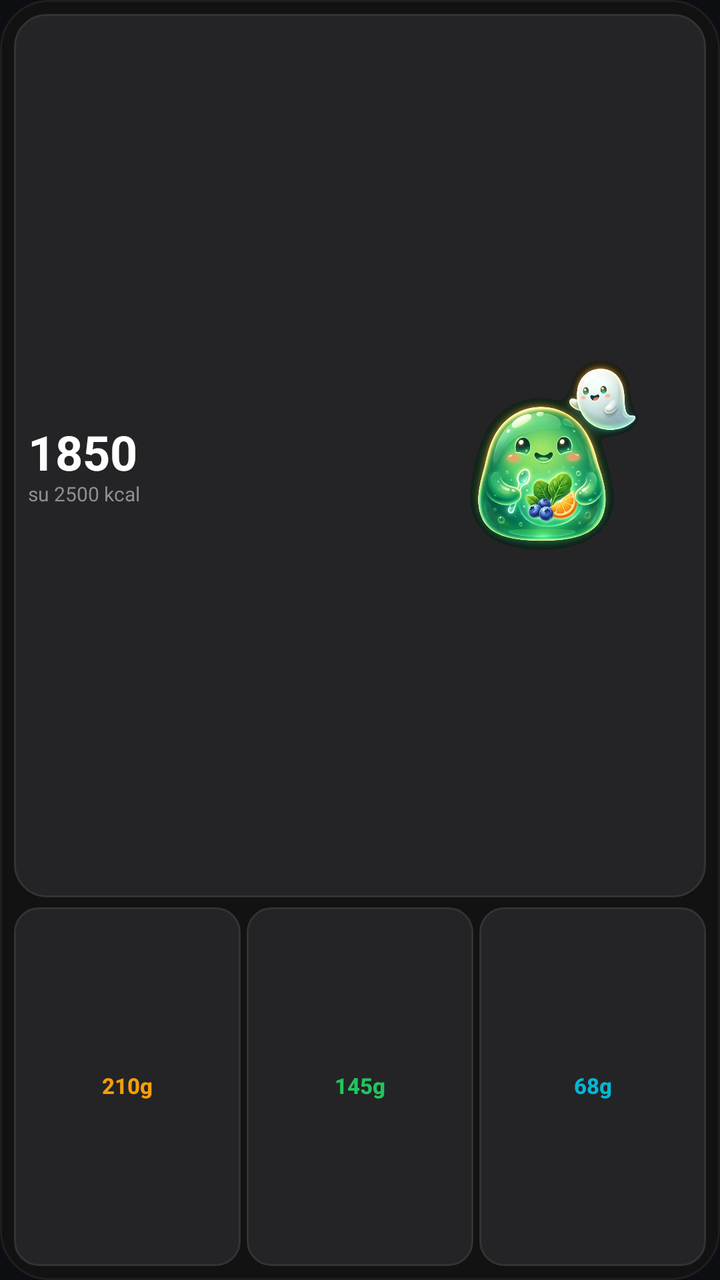
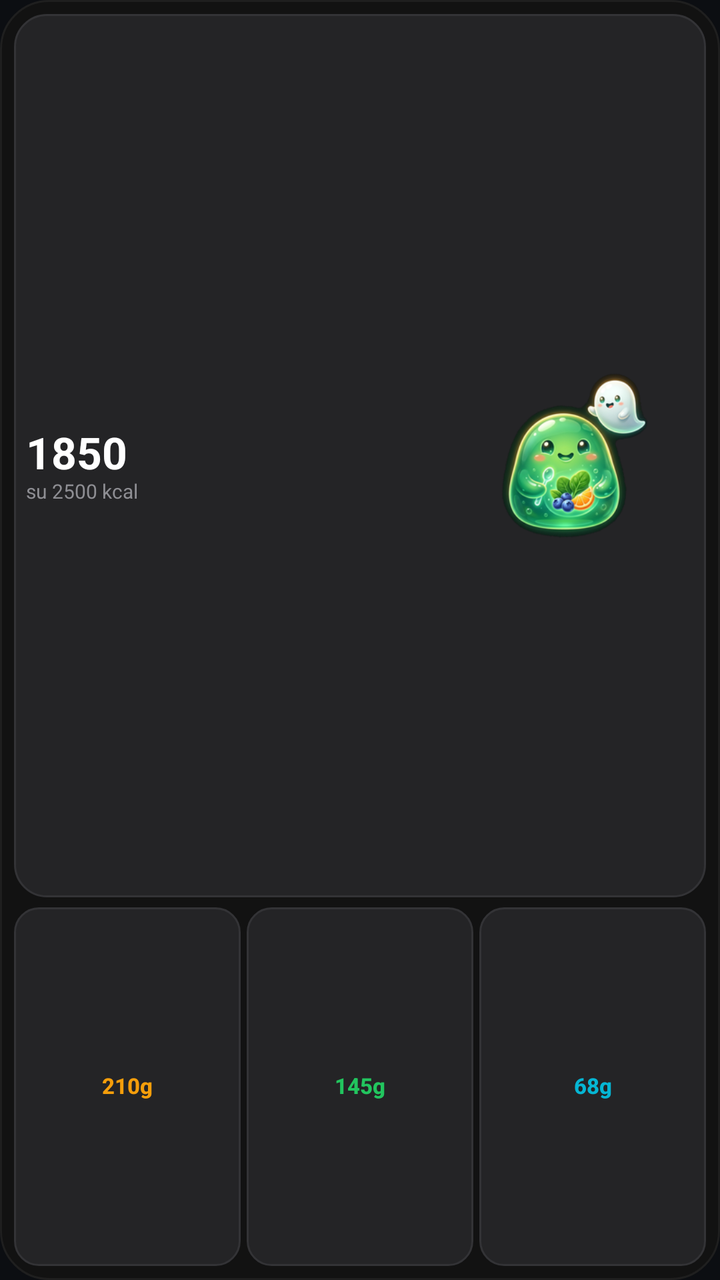

The first picture is an Android layout as it rendered before a commit; the second is the same layout after the commit. The layout source and the unified diff follow.
<!-- AndroidManifest.xml: application theme Theme.MyApplication -->
<!-- res/layout/widget_pet_status.xml -->
<?xml version="1.0" encoding="utf-8"?>
<LinearLayout xmlns:android="http://schemas.android.com/apk/res/android"
    android:id="@+id/widget_pet_container"
    android:layout_width="match_parent"
    android:layout_height="match_parent"
    android:background="@drawable/widget_surface_bg"
    android:gravity="center"
    android:orientation="vertical"
    android:padding="7dp">

    
    <LinearLayout
        android:layout_width="match_parent"
        android:layout_height="0dp"
        android:layout_weight="1.85"
        android:background="@drawable/widget_mascot_halo_bg"
        android:gravity="center_vertical"
        android:orientation="horizontal"
        android:paddingHorizontal="7dp"
        android:paddingVertical="3dp">

        <LinearLayout
            android:layout_width="0dp"
            android:layout_height="match_parent"
            android:layout_weight="0.58"
            android:gravity="center_vertical"
            android:orientation="vertical">

            <TextView
                android:id="@+id/pet_status_text"
                android:layout_width="wrap_content"
                android:layout_height="wrap_content"
                android:fontFamily="sans-serif-medium"
                android:includeFontPadding="false"
                android:singleLine="true"
                android:text=""
                android:textAllCaps="true"
                android:textColor="#FF453A"
                android:textSize="9sp"
                android:textStyle="bold" />

            <TextView
                android:id="@+id/pet_hp_text"
                android:layout_width="wrap_content"
                android:layout_height="wrap_content"
                android:fontFamily="sans-serif"
                android:includeFontPadding="false"
                android:singleLine="true"
                android:text="1850"
                android:textColor="#FFFFFF"
                android:textSize="24sp"
                android:textStyle="bold" />

            <TextView
                android:id="@+id/pet_target_text"
                android:layout_width="wrap_content"
                android:layout_height="wrap_content"
                android:fontFamily="sans-serif"
                android:includeFontPadding="false"
                android:singleLine="true"
                android:text="su 2500 kcal"
                android:textColor="#8E8E93"
                android:textSize="10sp" />
        </LinearLayout>

        <ImageView
            android:id="@+id/pet_image"
            android:layout_width="0dp"
            android:layout_height="match_parent"
            android:layout_marginStart="4dp"
            android:layout_weight="0.42"
            android:contentDescription="@string/widget_mascot_status"
            android:padding="2dp"
            android:scaleType="fitCenter"
            android:src="@drawable/foodlab_mascot_duo" />
    </LinearLayout>

    
    <LinearLayout
        android:layout_width="match_parent"
        android:layout_height="0dp"
        android:layout_marginTop="5dp"
        android:layout_weight="0.75"
        android:orientation="horizontal">

        
        <TextView
            android:id="@+id/carbs_text"
            android:layout_width="0dp"
            android:layout_height="match_parent"
            android:layout_weight="1"
            android:background="@drawable/widget_macro_carbs_bg"
            android:contentDescription="@string/widget_carbs_placeholder"
            android:fontFamily="sans-serif-medium"
            android:gravity="center"
            android:includeFontPadding="false"
            android:singleLine="true"
            android:text="210g"
            android:textColor="#F59E0B"
            android:textSize="11sp"
            android:textStyle="bold" />

        
        <TextView
            android:id="@+id/protein_text"
            android:layout_width="0dp"
            android:layout_height="match_parent"
            android:layout_marginStart="3dp"
            android:layout_weight="1"
            android:background="@drawable/widget_macro_protein_bg"
            android:contentDescription="@string/widget_protein_placeholder"
            android:fontFamily="sans-serif-medium"
            android:gravity="center"
            android:includeFontPadding="false"
            android:singleLine="true"
            android:text="145g"
            android:textColor="#22C55E"
            android:textSize="11sp"
            android:textStyle="bold" />

        
        <TextView
            android:id="@+id/fat_text"
            android:layout_width="0dp"
            android:layout_height="match_parent"
            android:layout_marginStart="3dp"
            android:layout_weight="1"
            android:background="@drawable/widget_macro_fat_bg"
            android:contentDescription="@string/widget_fat_placeholder"
            android:fontFamily="sans-serif-medium"
            android:gravity="center"
            android:includeFontPadding="false"
            android:singleLine="true"
            android:text="68g"
            android:textColor="#06B6D4"
            android:textSize="11sp"
            android:textStyle="bold" />
    </LinearLayout>
</LinearLayout>
<!-- resources referenced by this layout -->
<resources>
  <!-- drawable foodlab_mascot_duo: png bitmap (drawable-nodpi, 568665 bytes) -->
  <!-- drawable widget_macro_carbs_bg (drawable) -->
  <?xml version="1.0" encoding="utf-8"?>
  <shape xmlns:android="http://schemas.android.com/apk/res/android"
      android:shape="rectangle">
      <solid android:color="#242426" />
      <corners android:radius="12dp" />
      <stroke
          android:width="1dp"
          android:color="#333336" />
  </shape>
  <!-- drawable widget_macro_fat_bg (drawable) -->
  <?xml version="1.0" encoding="utf-8"?>
  <shape xmlns:android="http://schemas.android.com/apk/res/android"
      android:shape="rectangle">
      <solid android:color="#242426" />
      <corners android:radius="12dp" />
      <stroke
          android:width="1dp"
          android:color="#333336" />
  </shape>
  <!-- drawable widget_macro_protein_bg (drawable) -->
  <?xml version="1.0" encoding="utf-8"?>
  <shape xmlns:android="http://schemas.android.com/apk/res/android"
      android:shape="rectangle">
      <solid android:color="#242426" />
      <corners android:radius="12dp" />
      <stroke
          android:width="1dp"
          android:color="#333336" />
  </shape>
  <!-- drawable widget_mascot_halo_bg (drawable) -->
  <?xml version="1.0" encoding="utf-8"?>
  <shape xmlns:android="http://schemas.android.com/apk/res/android"
      android:shape="rectangle">
      <solid android:color="#242426" />
      <corners android:radius="16dp" />
      <stroke
          android:width="1dp"
          android:color="#333336" />
  </shape>
  <!-- drawable widget_surface_bg (drawable) -->
  <?xml version="1.0" encoding="utf-8"?>
  <shape xmlns:android="http://schemas.android.com/apk/res/android"
      android:shape="rectangle">
      <solid android:color="#121212" />
      <corners android:radius="24dp" />
      <stroke
          android:width="1dp"
          android:color="#1F1F1F" />
  </shape>
  <string name="widget_carbs_placeholder">0g</string>
  <string name="widget_fat_placeholder">0g</string>
  <string name="widget_mascot_status">Stato Mascotte</string>
  <string name="widget_protein_placeholder">0g</string>
  <style name="Theme.MyApplication" parent="android:Theme.DeviceDefault.NoActionBar">
          <item name="android:windowBackground">@color/splash_background</item>
          <item name="android:statusBarColor">@android:color/transparent</item>
          <item name="android:navigationBarColor">@android:color/transparent</item>
      </style>
  <color name="splash_background">#FF0C0E12</color>
</resources>

<!-- the commit's change to res/layout/widget_pet_status.xml (unified diff, before → after) -->
@@ -16,23 +16,28 @@
         android:background="@drawable/widget_mascot_halo_bg"
         android:gravity="center_vertical"
         android:orientation="horizontal"
-        android:paddingHorizontal="7dp"
+        android:paddingHorizontal="6dp"
         android:paddingVertical="3dp">
 
         <LinearLayout
             android:layout_width="0dp"
             android:layout_height="match_parent"
-            android:layout_weight="0.58"
+            android:layout_weight="0.64"
             android:gravity="center_vertical"
             android:orientation="vertical">
 
             <TextView
                 android:id="@+id/pet_status_text"
-                android:layout_width="wrap_content"
+                android:layout_width="match_parent"
                 android:layout_height="wrap_content"
+                android:autoSizeMaxTextSize="9sp"
+                android:autoSizeMinTextSize="7sp"
+                android:autoSizeStepGranularity="1sp"
+                android:autoSizeTextType="uniform"
+                android:ellipsize="end"
                 android:fontFamily="sans-serif-medium"
                 android:includeFontPadding="false"
-                android:singleLine="true"
+                android:maxLines="1"
                 android:text=""
                 android:textAllCaps="true"
                 android:textColor="#FF453A"
@@ -41,23 +46,33 @@
 
             <TextView
                 android:id="@+id/pet_hp_text"
-                android:layout_width="wrap_content"
+                android:layout_width="match_parent"
                 android:layout_height="wrap_content"
+                android:autoSizeMaxTextSize="22sp"
+                android:autoSizeMinTextSize="12sp"
+                android:autoSizeStepGranularity="1sp"
+                android:autoSizeTextType="uniform"
+                android:ellipsize="end"
                 android:fontFamily="sans-serif"
                 android:includeFontPadding="false"
-                android:singleLine="true"
+                android:maxLines="1"
                 android:text="1850"
                 android:textColor="#FFFFFF"
-                android:textSize="24sp"
+                android:textSize="22sp"
                 android:textStyle="bold" />
 
             <TextView
                 android:id="@+id/pet_target_text"
-                android:layout_width="wrap_content"
+                android:layout_width="match_parent"
                 android:layout_height="wrap_content"
+                android:autoSizeMaxTextSize="10sp"
+                android:autoSizeMinTextSize="7sp"
+                android:autoSizeStepGranularity="1sp"
+                android:autoSizeTextType="uniform"
+                android:ellipsize="end"
                 android:fontFamily="sans-serif"
                 android:includeFontPadding="false"
-                android:singleLine="true"
+                android:maxLines="1"
                 android:text="su 2500 kcal"
                 android:textColor="#8E8E93"
                 android:textSize="10sp" />
@@ -67,12 +82,12 @@
             android:id="@+id/pet_image"
             android:layout_width="0dp"
             android:layout_height="match_parent"
-            android:layout_marginStart="4dp"
-            android:layout_weight="0.42"
+            android:layout_marginStart="2dp"
+            android:layout_weight="0.36"
             android:contentDescription="@string/widget_mascot_status"
             android:padding="2dp"
             android:scaleType="fitCenter"
-            android:src="@drawable/foodlab_mascot_duo" />
+            android:src="@drawable/foodlab_mascot_duo_widget" />
     </LinearLayout>
 
     
@@ -89,12 +104,17 @@
             android:layout_width="0dp"
             android:layout_height="match_parent"
             android:layout_weight="1"
+            android:autoSizeMaxTextSize="11sp"
+            android:autoSizeMinTextSize="7sp"
+            android:autoSizeStepGranularity="1sp"
+            android:autoSizeTextType="uniform"
             android:background="@drawable/widget_macro_carbs_bg"
             android:contentDescription="@string/widget_carbs_placeholder"
+            android:ellipsize="end"
             android:fontFamily="sans-serif-medium"
             android:gravity="center"
             android:includeFontPadding="false"
-            android:singleLine="true"
+            android:maxLines="1"
             android:text="210g"
             android:textColor="#F59E0B"
             android:textSize="11sp"
@@ -107,12 +127,17 @@
             android:layout_height="match_parent"
             android:layout_marginStart="3dp"
             android:layout_weight="1"
+            android:autoSizeMaxTextSize="11sp"
+            android:autoSizeMinTextSize="7sp"
+            android:autoSizeStepGranularity="1sp"
+            android:autoSizeTextType="uniform"
             android:background="@drawable/widget_macro_protein_bg"
             android:contentDescription="@string/widget_protein_placeholder"
+            android:ellipsize="end"
             android:fontFamily="sans-serif-medium"
             android:gravity="center"
             android:includeFontPadding="false"
-            android:singleLine="true"
+            android:maxLines="1"
             android:text="145g"
             android:textColor="#22C55E"
             android:textSize="11sp"
@@ -125,12 +150,17 @@
             android:layout_height="match_parent"
             android:layout_marginStart="3dp"
             android:layout_weight="1"
+            android:autoSizeMaxTextSize="11sp"
+            android:autoSizeMinTextSize="7sp"
+            android:autoSizeStepGranularity="1sp"
+            android:autoSizeTextType="uniform"
             android:background="@drawable/widget_macro_fat_bg"
             android:contentDescription="@string/widget_fat_placeholder"
+            android:ellipsize="end"
             android:fontFamily="sans-serif-medium"
             android:gravity="center"
             android:includeFontPadding="false"
-            android:singleLine="true"
+            android:maxLines="1"
             android:text="68g"
             android:textColor="#06B6D4"
             android:textSize="11sp"
<!-- resource entries referenced after the edit -->
@@ -1,6 +1,6 @@
 <!-- resources referenced by this layout -->
 <resources>
-  <!-- drawable foodlab_mascot_duo: png bitmap (drawable-nodpi, 568665 bytes) -->
+  <!-- drawable foodlab_mascot_duo_widget: png bitmap (drawable-nodpi, 48297 bytes) -->
   <!-- drawable widget_macro_carbs_bg (drawable) -->
   <?xml version="1.0" encoding="utf-8"?>
   <shape xmlns:android="http://schemas.android.com/apk/res/android"
